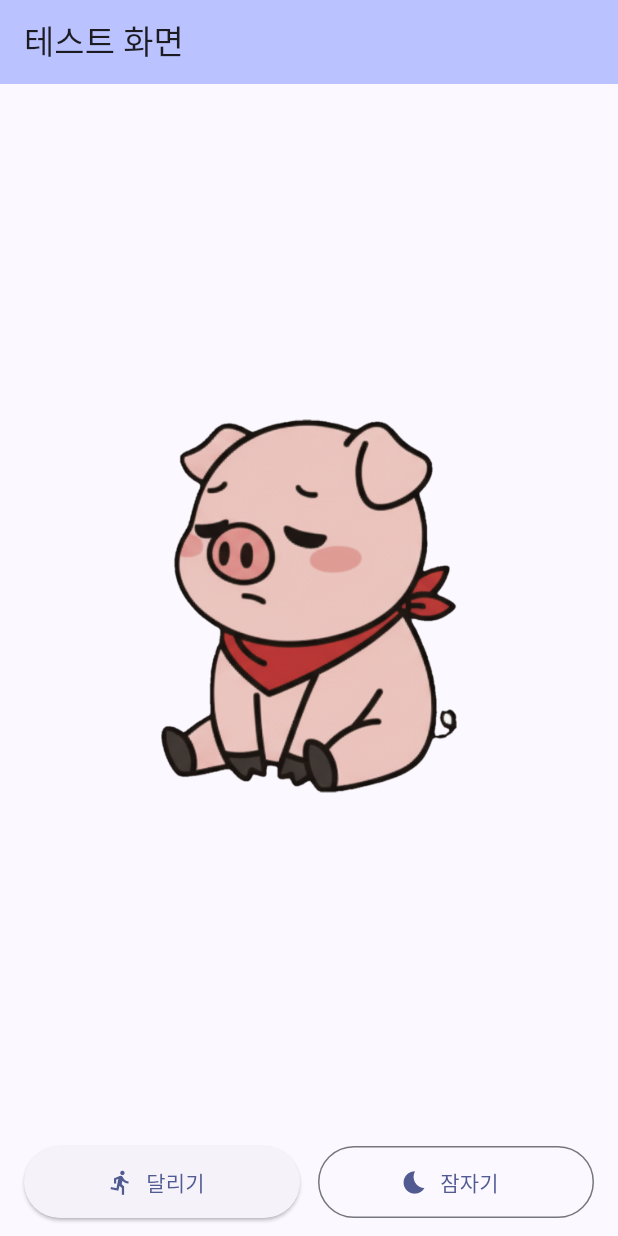
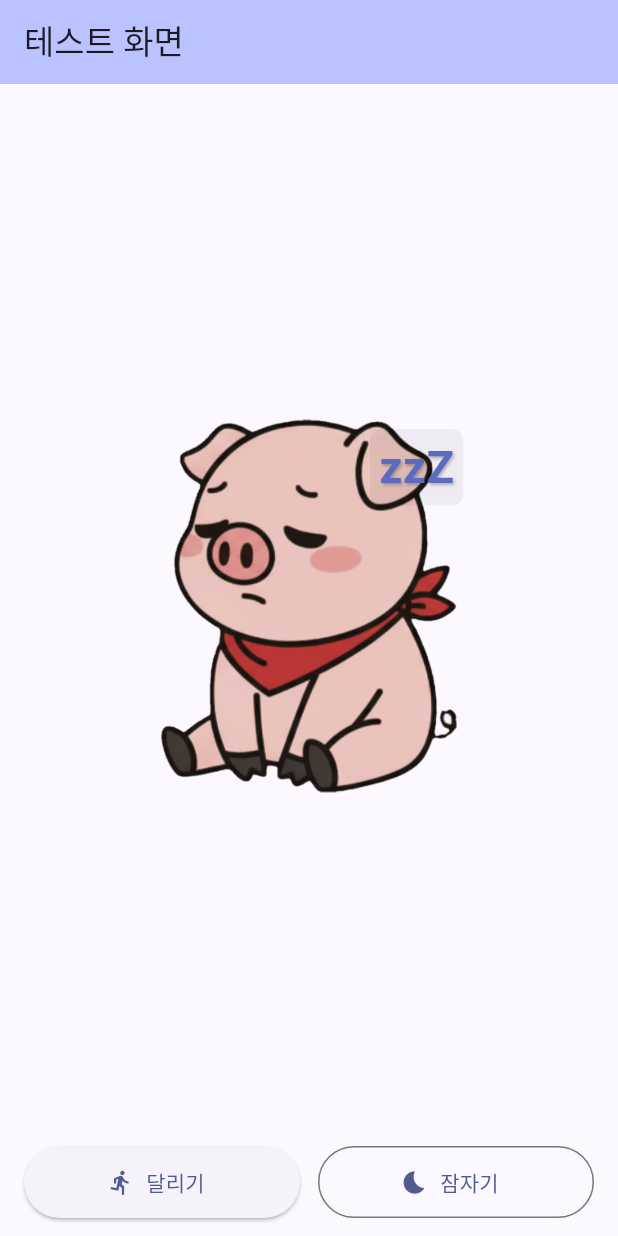
Before and after one commit to SonMyeongJin/Flutter_RunTungTung, a Flutter app: the screen it shows after launch, after a tap on "잠자기", on a phone screen of 412 x 824 dp. Run offline on Flutter 3.47's test engine with Material 3 defaults, Android fonts, the light colour scheme and no system bars.

Commit message:
[Feat:] 잠자는 화면에 zzZ 애니메이션 추가

```diff
--- a/lib/main.dart
+++ b/lib/main.dart
@@ -99,9 +99,44 @@ class _MyHomePageState extends State<MyHomePage> {
             child: Center(
               child: FractionallySizedBox(
                 widthFactor: widthFactor, // 기본 60%, sleep1은 48%
-                child: Image.asset(
-                  _currentImage,
-                  fit: BoxFit.contain,
+                child: Stack(
+                  clipBehavior: Clip.none,
+                  children: [
+                    // 캐릭터 이미지
+                    Positioned.fill(
+                      child: Image.asset(
+                        _currentImage,
+                        fit: BoxFit.contain,
+                      ),
+                    ),
+                    // sleep 모드에서만 우측 상단에 'zzZ' 오버레이
+                    if (_mode == 'sleep')
+                      Positioned(
+                        right: -4,
+                        top: 230,
+                        child: DecoratedBox(
+                          decoration: BoxDecoration(
+                            color: Colors.black.withOpacity(0.05),
+                            borderRadius: BorderRadius.circular(8),
+                          ),
+                          child: Padding(
+                            padding: const EdgeInsets.symmetric(horizontal: 6, vertical: 4),
+                            child: Text(
+                              'zzZ',
+                              style: TextStyle(
+                                fontSize: 30,
+                                fontWeight: FontWeight.w700,
+                                color: Colors.indigo.shade400,
+                                letterSpacing: 0.5,
+                                shadows: const [
+                                  Shadow(offset: Offset(1, 1), blurRadius: 2, color: Colors.black26),
+                                ],
+                              ),
+                            ),
+                          ),
+                        ),
+                      ),
+                  ],
                 ),
               ),
             ),
```
